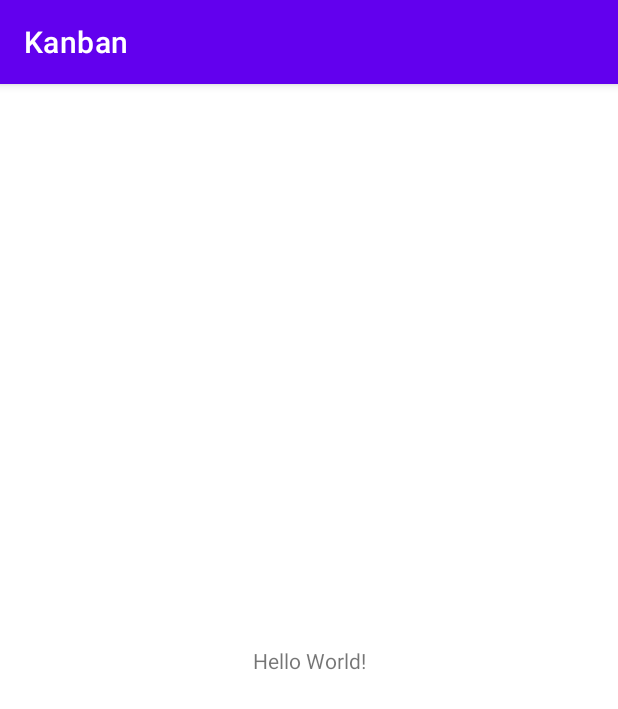
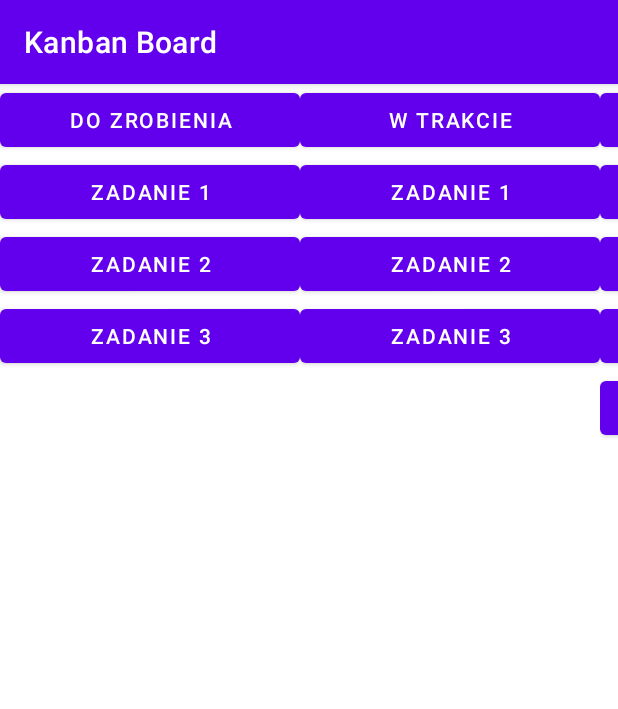
Before and after one commit to Nekoshy/Kanban, an Android app: the screen it shows after launch (MainActivity), on a phone screen of 412 x 824 dp. Shown: the top 709 px of the screen. Run offline under Robolectric (Android 15) with nearby library versions, the phone set to English and light mode, and no system bars.

Commit message:
ustawienie okienek

```diff
--- a/app/src/main/res/layout/activity_main.xml
+++ b/app/src/main/res/layout/activity_main.xml
@@ -1,18 +1,96 @@
 <?xml version="1.0" encoding="utf-8"?>
-<androidx.constraintlayout.widget.ConstraintLayout xmlns:android="http://schemas.android.com/apk/res/android"
+<LinearLayout xmlns:android="http://schemas.android.com/apk/res/android"
     xmlns:app="http://schemas.android.com/apk/res-auto"
     xmlns:tools="http://schemas.android.com/tools"
+    android:id="@+id/kanban"
     android:layout_width="match_parent"
     android:layout_height="match_parent"
+    android:orientation="vertical"
     tools:context=".MainActivity">
+    <HorizontalScrollView
+        android:layout_width="match_parent"
+        android:layout_height="wrap_content">
 
-    <TextView
+    <LinearLayout
         android:layout_width="wrap_content"
         android:layout_height="wrap_content"
-        android:text="Hello World!"
-        app:layout_constraintBottom_toBottomOf="parent"
-        app:layout_constraintLeft_toLeftOf="parent"
-        app:layout_constraintRight_toRightOf="parent"
-        app:layout_constraintTop_toTopOf="parent" />
+        android:orientation="horizontal">
+            <LinearLayout
+                android:orientation="vertical"
+                android:layout_width="match_parent"
+                android:layout_height="wrap_content">
+                <Button
+                    android:layout_width="200dp"
+                    android:layout_height="wrap_content"
+                    android:text="Do zrobienia" />
+                <Button
+                    android:layout_width="200dp"
+                    android:layout_height="wrap_content"
+                    android:text="Zadanie 1" />
 
-</androidx.constraintlayout.widget.ConstraintLayout>
+                <Button
+                    android:layout_width="200dp"
+                    android:layout_height="wrap_content"
+                    android:text="Zadanie 2" />
+
+                <Button
+                    android:layout_width="200dp"
+                    android:layout_height="wrap_content"
+                    android:text="Zadanie 3" />
+            </LinearLayout>
+
+            <LinearLayout
+                android:orientation="vertical"
+                android:layout_width="match_parent"
+                android:layout_height="wrap_content">
+                <Button
+                    android:layout_width="200dp"
+                    android:layout_height="wrap_content"
+                    android:text="W trakcie" />
+                <Button
+                    android:layout_width="200dp"
+                    android:layout_height="wrap_content"
+                    android:text="Zadanie 1" />
+
+                <Button
+                    android:layout_width="200dp"
+                    android:layout_height="wrap_content"
+                    android:text="Zadanie 2" />
+
+                <Button
+                    android:layout_width="200dp"
+                    android:layout_height="wrap_content"
+                    android:text="Zadanie 3" />
+            </LinearLayout>
+
+            <LinearLayout
+                android:orientation="vertical"
+                android:layout_width="match_parent"
+                android:layout_height="wrap_content">
+                <Button
+                    android:layout_width="200dp"
+                    android:layout_height="wrap_content"
+                    android:text="Zrobione" />
+                <Button
+                    android:layout_width="200dp"
+                    android:layout_height="wrap_content"
+                    android:text="Zadanie 1" />
+
+                <Button
+                    android:layout_width="200dp"
+                    android:layout_height="wrap_content"
+                    android:text="Zadanie 2" />
+
+                <Button
+                    android:layout_width="200dp"
+                    android:layout_height="wrap_content"
+                    android:text="Zadanie 3" />
+
+                <Button
+                    android:layout_width="200dp"
+                    android:layout_height="wrap_content"
+                    android:text="Zadanie 4" />
+            </LinearLayout>
+    </LinearLayout>
+    </HorizontalScrollView>
+</LinearLayout>
--- a/app/src/main/res/values/strings.xml
+++ b/app/src/main/res/values/strings.xml
@@ -1,3 +1,3 @@
 <resources>
-    <string name="app_name">Kanban</string>
+    <string name="app_name">Kanban Board</string>
 </resources>
--- /dev/null
+++ b/app/src/main/res/xml/activity_main_scene.xml
@@ -0,0 +1,19 @@
+<?xml version="1.0" encoding="utf-8"?>
+<MotionScene
+    xmlns:android="http://schemas.android.com/apk/res/android"
+    xmlns:motion="http://schemas.android.com/apk/res-auto">
+
+    <Transition
+        motion:constraintSetEnd="@+id/end"
+        motion:constraintSetStart="@id/start"
+        motion:duration="1000">
+       <KeyFrameSet>
+       </KeyFrameSet>
+    </Transition>
+
+    <ConstraintSet android:id="@+id/start">
+    </ConstraintSet>
+
+    <ConstraintSet android:id="@+id/end">
+    </ConstraintSet>
+</MotionScene>
```
